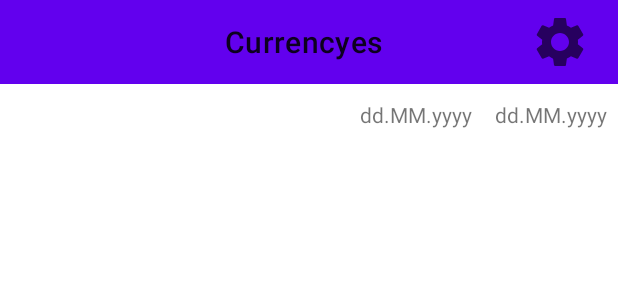
After one commit to Bondidos/Currencyes, an Android app: the layout main_fragment.xml on its own in the app's theme, with its tools: preview values and no code run, on a phone screen of 412 x 824 dp. The commit adds this screen. Shown: the top 300 px of the screen. Run offline under Robolectric (Android 15) with nearby library versions, the phone set to English and light mode, and no system bars.

Commit message:
mainFragment layout

```diff
--- a/app/build.gradle
+++ b/app/build.gradle
@@ -37,6 +37,11 @@ dependencies {
     implementation 'androidx.appcompat:appcompat:1.4.0'
     implementation 'com.google.android.material:material:1.4.0'
     implementation 'androidx.constraintlayout:constraintlayout:2.1.2'
+    implementation 'androidx.legacy:legacy-support-v4:1.0.0'
+    implementation 'androidx.lifecycle:lifecycle-livedata-ktx:2.4.0'
+    implementation 'androidx.lifecycle:lifecycle-viewmodel-ktx:2.4.0'
+
+    //Test
     testImplementation 'junit:junit:4.+'
     androidTestImplementation 'androidx.test.ext:junit:1.1.3'
     androidTestImplementation 'androidx.test.espresso:espresso-core:3.4.0'
--- /dev/null
+++ b/app/src/main/java/com/Bondidos/CurrencyConverter/ui/mainFragment/MainFragment.kt
@@ -0,0 +1,32 @@
+package com.Bondidos.CurrencyConverter.ui.mainFragment
+
+import androidx.lifecycle.ViewModelProvider
+import android.os.Bundle
+import androidx.fragment.app.Fragment
+import android.view.LayoutInflater
+import android.view.View
+import android.view.ViewGroup
+import com.Bondidos.CurrencyConverter.R
+
+class MainFragment : Fragment() {
+
+    companion object {
+        fun newInstance() = MainFragment()
+    }
+
+    private lateinit var viewModel: MainViewModel
+
+    override fun onCreateView(
+        inflater: LayoutInflater, container: ViewGroup?,
+        savedInstanceState: Bundle?
+    ): View? {
+        return inflater.inflate(R.layout.main_fragment, container, false)
+    }
+
+    override fun onActivityCreated(savedInstanceState: Bundle?) {
+        super.onActivityCreated(savedInstanceState)
+        viewModel = ViewModelProvider(this).get(MainViewModel::class.java)
+        // TODO: Use the ViewModel
+    }
+
+}
--- /dev/null
+++ b/app/src/main/java/com/Bondidos/CurrencyConverter/ui/mainFragment/MainViewModel.kt
@@ -0,0 +1,7 @@
+package com.Bondidos.CurrencyConverter.ui.mainFragment
+
+import androidx.lifecycle.ViewModel
+
+class MainViewModel : ViewModel() {
+    // TODO: Implement the ViewModel
+}
--- /dev/null
+++ b/app/src/main/res/drawable/ic_baseline_settings_24.xml
@@ -0,0 +1,10 @@
+<vector xmlns:android="http://schemas.android.com/apk/res/android"
+    android:width="24dp"
+    android:height="24dp"
+    android:viewportWidth="24"
+    android:viewportHeight="24"
+    android:tint="?attr/colorControlNormal">
+  <path
+      android:fillColor="@android:color/white"
+      android:pathData="M19.14,12.94c0.04,-0.3 0.06,-0.61 0.06,-0.94c0,-0.32 -0.02,-0.64 -0.07,-0.94l2.03,-1.58c0.18,-0.14 0.23,-0.41 0.12,-0.61l-1.92,-3.32c-0.12,-0.22 -0.37,-0.29 -0.59,-0.22l-2.39,0.96c-0.5,-0.38 -1.03,-0.7 -1.62,-0.94L14.4,2.81c-0.04,-0.24 -0.24,-0.41 -0.48,-0.41h-3.84c-0.24,0 -0.43,0.17 -0.47,0.41L9.25,5.35C8.66,5.59 8.12,5.92 7.63,6.29L5.24,5.33c-0.22,-0.08 -0.47,0 -0.59,0.22L2.74,8.87C2.62,9.08 2.66,9.34 2.86,9.48l2.03,1.58C4.84,11.36 4.8,11.69 4.8,12s0.02,0.64 0.07,0.94l-2.03,1.58c-0.18,0.14 -0.23,0.41 -0.12,0.61l1.92,3.32c0.12,0.22 0.37,0.29 0.59,0.22l2.39,-0.96c0.5,0.38 1.03,0.7 1.62,0.94l0.36,2.54c0.05,0.24 0.24,0.41 0.48,0.41h3.84c0.24,0 0.44,-0.17 0.47,-0.41l0.36,-2.54c0.59,-0.24 1.13,-0.56 1.62,-0.94l2.39,0.96c0.22,0.08 0.47,0 0.59,-0.22l1.92,-3.32c0.12,-0.22 0.07,-0.47 -0.12,-0.61L19.14,12.94zM12,15.6c-1.98,0 -3.6,-1.62 -3.6,-3.6s1.62,-3.6 3.6,-3.6s3.6,1.62 3.6,3.6S13.98,15.6 12,15.6z"/>
+</vector>
--- /dev/null
+++ b/app/src/main/res/layout/main_fragment.xml
@@ -0,0 +1,93 @@
+<?xml version="1.0" encoding="utf-8"?>
+<androidx.constraintlayout.widget.ConstraintLayout
+    xmlns:android="http://schemas.android.com/apk/res/android"
+    xmlns:app="http://schemas.android.com/apk/res-auto"
+    xmlns:tools="http://schemas.android.com/tools"
+    android:layout_width="match_parent"
+    android:layout_height="match_parent"
+    tools:context=".ui.mainFragment.MainFragment">
+
+    <androidx.appcompat.widget.Toolbar
+        android:id="@+id/toolbar"
+        android:layout_width="match_parent"
+        android:layout_height="wrap_content"
+        android:background="?attr/colorPrimary"
+        android:minHeight="?attr/actionBarSize"
+        android:theme="?attr/actionBarTheme"
+        app:title="@string/app_name"
+        app:titleMarginStart="@dimen/title_margin"
+        app:layout_constraintEnd_toEndOf="parent"
+        app:layout_constraintHorizontal_bias="0.0"
+        app:layout_constraintStart_toStartOf="parent"
+        app:layout_constraintTop_toTopOf="parent" />
+
+    <View
+        android:id="@+id/view"
+        android:layout_width="wrap_content"
+        android:layout_height="40dp"
+        app:layout_constraintEnd_toEndOf="parent"
+        app:layout_constraintHorizontal_bias="1.0"
+        app:layout_constraintStart_toStartOf="parent"
+        app:layout_constraintTop_toBottomOf="@+id/toolbar" />
+
+    <ImageView
+        android:id="@+id/imageView"
+        android:layout_width="40dp"
+        android:layout_height="40dp"
+        android:src="@drawable/ic_baseline_settings_24"
+        app:layout_constraintBottom_toBottomOf="@+id/toolbar"
+        app:layout_constraintEnd_toEndOf="@+id/toolbar"
+        app:layout_constraintHorizontal_bias="0.95"
+        app:layout_constraintStart_toStartOf="@+id/toolbar"
+        app:layout_constraintTop_toTopOf="@+id/toolbar"
+        app:layout_constraintVertical_bias="0.5" />
+
+    <androidx.constraintlayout.widget.Guideline
+        android:id="@+id/guideline2"
+        android:layout_width="wrap_content"
+        android:layout_height="wrap_content"
+        android:orientation="vertical"
+        app:layout_constraintGuide_end="90dp" />
+
+    <androidx.constraintlayout.widget.Guideline
+        android:id="@+id/guideline3"
+        android:layout_width="wrap_content"
+        android:layout_height="wrap_content"
+        android:orientation="vertical"
+        app:layout_constraintGuide_end="180dp" />
+
+    <TextView
+        android:id="@+id/textView"
+        android:layout_width="wrap_content"
+        android:layout_height="wrap_content"
+        android:layout_marginTop="5dp"
+        android:layout_marginBottom="5dp"
+        android:text="@string/dd_mm_yyyy"
+        app:layout_constraintBottom_toBottomOf="@+id/view"
+        app:layout_constraintEnd_toStartOf="@+id/guideline2"
+        app:layout_constraintStart_toStartOf="@+id/guideline3"
+        app:layout_constraintTop_toBottomOf="@+id/toolbar" />
+
+    <TextView
+        android:id="@+id/textView2"
+        android:layout_width="wrap_content"
+        android:layout_height="wrap_content"
+        android:layout_marginTop="5dp"
+        android:layout_marginBottom="5dp"
+        android:text="@string/dd_mm_yyyy"
+        app:layout_constraintBottom_toBottomOf="@+id/view"
+        app:layout_constraintEnd_toEndOf="@+id/view"
+        app:layout_constraintStart_toStartOf="@+id/guideline2"
+        app:layout_constraintTop_toBottomOf="@+id/toolbar" />
+
+    <androidx.recyclerview.widget.RecyclerView
+        android:layout_width="match_parent"
+        android:layout_height="wrap_content"
+        app:layout_constraintBottom_toBottomOf="parent"
+        app:layout_constraintEnd_toEndOf="parent"
+        app:layout_constraintHorizontal_bias="0.0"
+        app:layout_constraintStart_toStartOf="parent"
+        app:layout_constraintTop_toBottomOf="@+id/view"
+        app:layout_constraintVertical_bias="0.0" />
+
+</androidx.constraintlayout.widget.ConstraintLayout>
--- /dev/null
+++ b/app/src/main/res/values/dimens.xml
@@ -0,0 +1,4 @@
+<?xml version="1.0" encoding="utf-8"?>
+<resources>
+    <dimen name="title_margin">150dp</dimen>
+</resources>
--- a/app/src/main/res/values/strings.xml
+++ b/app/src/main/res/values/strings.xml
@@ -1,3 +1,4 @@
 <resources>
     <string name="app_name">Currencyes</string>
+    <string name="dd_mm_yyyy">dd.MM.yyyy</string>
 </resources>
--- a/app/src/main/res/values/themes.xml
+++ b/app/src/main/res/values/themes.xml
@@ -1,6 +1,6 @@
 <resources xmlns:tools="http://schemas.android.com/tools">
     <!-- Base application theme. -->
-    <style name="Theme.Currencyes" parent="Theme.MaterialComponents.DayNight.DarkActionBar">
+    <style name="Theme.Currencyes" parent="Theme.MaterialComponents.DayNight.NoActionBar">
         <!-- Primary brand color. -->
         <item name="colorPrimary">@color/purple_500</item>
         <item name="colorPrimaryVariant">@color/purple_700</item>
```
